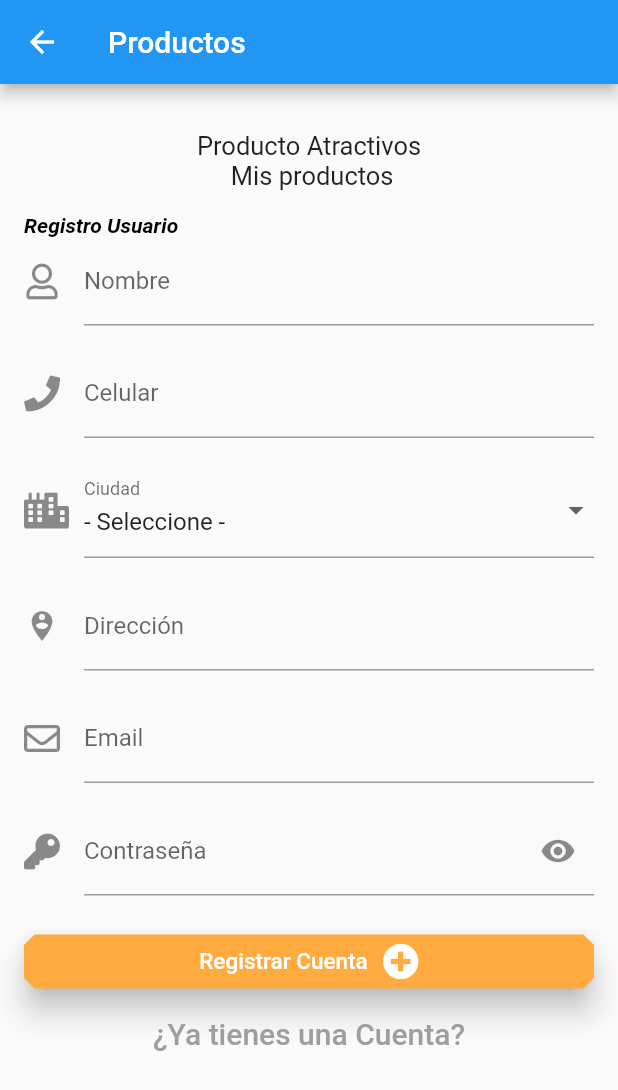
After one commit to Francisca-campos/tradeprinting_dsm51_equipo1, a Flutter app: the LoginPage screen opened directly, after a tap on "Ingresar", after a tap on "Crear una cuenta", on a phone screen of 412 x 824 dp. The commit adds this screen. Shown: the top 1090 px of the screen. Run offline on Flutter 3.47's test engine with Material 2 defaults, Android fonts, the phone set to English and light mode, and no system bars; our stand-ins replace cloud_firestore, firebase_auth, font_awesome_flutter, intro_slider; accounts and stored records are empty.

Commit message:
login y registro

```diff
--- /dev/null
+++ b/lib/login_admin/login_page.dart
@@ -0,0 +1,400 @@
+import 'package:flutter/material.dart';
+import 'package:flutter/widgets.dart';
+import 'package:font_awesome_flutter/font_awesome_flutter.dart';
+import 'package:cloud_firestore/cloud_firestore.dart';
+import 'package:tradeprinting_dsm51_equipo1/auth/auth.dart';
+import 'package:tradeprinting_dsm51_equipo1/login_admin/menu_page.dart';
+import 'package:tradeprinting_dsm51_equipo1/model/user_model.dart';
+
+class LoginPage extends StatefulWidget {
+  LoginPage({this.auth, this.onSignIn});
+
+  final BaseAuth auth;
+  final VoidCallback onSignIn;
+
+  @override
+  _LoginPageState createState() => _LoginPageState();
+}
+
+enum FormType { login, registro }
+enum SelectSource { camara, galeria }
+
+class _LoginPageState extends State<LoginPage> {
+  final formKey = GlobalKey<FormState>();
+  //Declaramos las variables
+  String _email;
+  String _password;
+  String _nombre;
+  String _telefono;
+  String _itemCiudad;
+  String _direccion;
+  String _urlFoto = '';
+  String usuario;
+
+  bool _obscureText = true;
+  FormType _formType = FormType.login;
+  List<DropdownMenuItem<String>> _ciudadItems;
+
+  @override
+  void initState() {
+    super.initState();
+    setState(() {
+      _ciudadItems = getCiudadItems();
+      _itemCiudad = _ciudadItems[0].value;
+    });
+  }
+
+  getData() async {
+    return await Firestore.instance.collection('ciudades').getDocuments();
+  }
+
+  List<DropdownMenuItem<String>> getCiudadItems() {
+    List<DropdownMenuItem<String>> items = List();
+    QuerySnapshot dataCiudades;
+    getData().then((data) {
+      dataCiudades = data;
+      dataCiudades.documents.forEach((obj) {
+        print('${obj.documentID} ${obj['nombre']}');
+        items.add(DropdownMenuItem(
+          value: obj.documentID,
+          child: Text(obj['nombre']),
+        ));
+      });
+    }).catchError((error) => print('hay un error.....' + error));
+
+    items.add(DropdownMenuItem(
+      value: '0',
+      child: Text('- Seleccione -'),
+    ));
+
+    return items;
+  }
+
+  bool _validarGuardar() {
+    final form = formKey.currentState;
+    if (form.validate()) {
+      form.save();
+      return true;
+    }
+    return false;
+  }
+
+  void _validarEnviar() async {
+    if (_validarGuardar()) {
+      try {
+        String userId =
+            await widget.auth.signInEmailPassword(_email, _password);
+        print('Usuario logueado : $userId '); //ok
+        widget.onSignIn();
+        HomePage(auth: widget.auth); //return menu_page.dart
+        Navigator.of(context).pop();
+      } catch (e) {
+        print('Error .... $e');
+        AlertDialog alerta = new AlertDialog(
+          content: Text('Error en la Autenticación'),
+          title: Text('Error'),
+          actions: <Widget>[],
+        );
+        showDialog(context: context, child: alerta);
+      }
+    }
+  }
+
+  void _validarRegistrar() async {
+    if (_validarGuardar()) {
+      try {
+        Usuario usuario = Usuario(
+            //model/user_model.dart instance usuario
+            nombre: _nombre,
+            ciudad: _itemCiudad,
+            direccion: _direccion,
+            email: _email,
+            password: _password,
+            telefono: _telefono,
+            foto: _urlFoto);
+        String userId = await widget.auth.signUpEmailPassword(usuario);
+        print('Usuario logueado : $userId'); //ok
+        widget.onSignIn();
+        HomePage(auth: widget.auth); //menu_page.dart
+        Navigator.of(context).pop();
+      } catch (e) {
+        print('Error .... $e');
+        AlertDialog alerta = new AlertDialog(
+          content: Text('Error en el registro'),
+          title: Text('Error'),
+          actions: <Widget>[],
+        );
+        showDialog(context: context, child: alerta);
+      }
+    }
+  }
+
+  void _irRegistro() {
+    setState(() {
+      formKey.currentState.reset();
+      _formType = FormType.registro;
+    });
+  }
+
+  //method go Login
+  void _irLogin() {
+    setState(() {
+      formKey.currentState.reset();
+      _formType = FormType.login;
+    });
+  }
+
+  @override
+  Widget build(BuildContext context) {
+    return Scaffold(
+      appBar: AppBar(
+        title: Text('Productos'),
+      ),
+      body: SingleChildScrollView(
+          scrollDirection: Axis.vertical,
+          child: Container(
+              padding: EdgeInsets.all(16.0),
+              child: Center(
+                  child: Form(
+                key: formKey,
+                child: Column(
+                    crossAxisAlignment: CrossAxisAlignment
+                        .stretch, //ajusta los widgets a lso extremos
+                    children: [
+                          Padding(padding: EdgeInsets.only(top: 15.0)),
+                          Text(
+                            'Producto Atractivos \n Mis productos',
+                            textAlign: TextAlign.center,
+                            style: TextStyle(
+                              fontSize: 17.0,
+                            ),
+                          ),
+                          Padding(padding: EdgeInsets.only(bottom: 15.0)),
+                        ] +
+                        buildInputs() +
+                        buildSubmitButtons()),
+              )))),
+    );
+  }
+
+  List<Widget> buildInputs() {
+    if (_formType == FormType.login) {
+      return [
+        //list or array
+        TextFormField(
+          keyboardType: TextInputType.emailAddress,
+          decoration: InputDecoration(
+            labelText: 'Email',
+            icon: Icon(FontAwesomeIcons.envelope),
+          ),
+          validator: (value) =>
+              value.isEmpty ? 'El campo Email está vacio' : null,
+          onSaved: (value) => _email = value.trim(),
+        ),
+        Padding(
+          padding: EdgeInsets.all(8.0),
+        ),
+        TextFormField(
+          keyboardType: TextInputType.text,
+          obscureText: _obscureText,
+          decoration: InputDecoration(
+              labelText: 'Contraseña',
+              icon: Icon(FontAwesomeIcons.key),
+              suffixIcon: GestureDetector(
+                onTap: () {
+                  setState(() {
+                    _obscureText = !_obscureText;
+                  });
+                },
+                child: Icon(
+                  _obscureText ? Icons.visibility : Icons.visibility_off,
+                ),
+              )),
+          validator: (value) => value.isEmpty
+              ? 'El campo password debe tener\nal menos 6 caracteres'
+              : null,
+          onSaved: (value) => _password = value.trim(),
+        ),
+        Padding(
+          padding: EdgeInsets.all(10.0),
+        ),
+      ];
+    } else {
+      return [
+        Row(
+          mainAxisAlignment: MainAxisAlignment.center,
+        ),
+        Text(
+          'Registro Usuario',
+          style: TextStyle(
+              color: Colors.black,
+              fontStyle: FontStyle.italic,
+              fontWeight: FontWeight.bold),
+        ),
+        TextFormField(
+          keyboardType: TextInputType.text,
+          decoration: InputDecoration(
+              labelText: 'Nombre', icon: Icon(FontAwesomeIcons.user)),
+          validator: (value) =>
+              value.isEmpty ? 'El campo Nombre esta vacio' : null,
+          onSaved: (value) => _nombre = value.trim(),
+        ),
+        Padding(
+          padding: EdgeInsets.all(8.0),
+        ),
+        TextFormField(
+          keyboardType: TextInputType.phone,
+          decoration: InputDecoration(
+            labelText: 'Celular',
+            icon: Icon(FontAwesomeIcons.phone),
+          ),
+          validator: (value) =>
+              value.isEmpty ? 'El campo Telefono esta vacio' : null,
+          onSaved: (value) => _telefono = value.trim(),
+        ),
+        Padding(
+          padding: EdgeInsets.all(8.0),
+        ),
+        DropdownButtonFormField(
+          validator: (value) =>
+              value == '0' ? 'Debe seleccionar una ciudad' : null,
+          decoration: InputDecoration(
+              labelText: 'Ciudad', icon: Icon(FontAwesomeIcons.city)),
+          value: _itemCiudad,
+          items: _ciudadItems,
+          onChanged: (value) {
+            setState(() {
+              _itemCiudad = value;
+            });
+          }, //seleccionarCiudadItem,
+          onSaved: (value) => _itemCiudad = value,
+        ),
+        Padding(
+          padding: EdgeInsets.all(8.0),
+        ),
+        TextFormField(
+            keyboardType: TextInputType.text,
+            decoration: InputDecoration(
+              labelText: 'Dirección',
+              icon: Icon(Icons.person_pin_circle),
+            ),
+            validator: (value) =>
+                value.isEmpty ? 'El campo Direccion está vacio' : null,
+            onSaved: (value) => _direccion = value.trim()),
+        Padding(
+          padding: EdgeInsets.all(8.0),
+        ),
+        TextFormField(
+          keyboardType: TextInputType.emailAddress,
+          decoration: InputDecoration(
+            labelText: 'Email',
+            icon: Icon(FontAwesomeIcons.envelope),
+          ),
+          validator: (value) =>
+              value.isEmpty ? 'El campo Email esta vacio' : null,
+          onSaved: (value) => _email = value.trim(),
+        ),
+        Padding(
+          padding: EdgeInsets.all(8.0),
+        ),
+        TextFormField(
+          obscureText: _obscureText, //password
+          decoration: InputDecoration(
+              labelText: 'Contraseña',
+              icon: Icon(FontAwesomeIcons.key),
+              suffixIcon: GestureDetector(
+                onTap: () {
+                  setState(() {
+                    _obscureText = !_obscureText;
+                  });
+                },
+                child: Icon(
+                  _obscureText ? Icons.visibility : Icons.visibility_off,
+                ),
+              )),
+          validator: (value) => value.isEmpty
+              ? 'El campo password debe tener\nal menos 6 caracteres'
+              : null,
+          onSaved: (value) => _password = value.trim(),
+        ),
+        Padding(
+          padding: EdgeInsets.all(10.0),
+        ),
+      ];
+    }
+  }
+
+  List<Widget> buildSubmitButtons() {
+    if (_formType == FormType.login) {
+      return [
+        RaisedButton(
+          onPressed: _validarEnviar,
+          child: Row(
+            mainAxisAlignment: MainAxisAlignment.center,
+            crossAxisAlignment: CrossAxisAlignment.center,
+            children: <Widget>[
+              Text(
+                "Ingresar",
+                style: TextStyle(color: Colors.white, fontSize: 15.0),
+              ),
+              Padding(
+                padding: EdgeInsets.only(left: 10.0),
+              ),
+              Icon(
+                FontAwesomeIcons.checkCircle,
+                color: Colors.white,
+              )
+            ],
+          ),
+          color: Colors.orangeAccent,
+          shape: BeveledRectangleBorder(
+            borderRadius: BorderRadius.all(Radius.circular(7.0)),
+          ),
+          elevation: 8.0,
+        ),
+        FlatButton(
+          child: Text(
+            'Crear una cuenta', //create new acount
+            style: TextStyle(fontSize: 20.0, color: Colors.grey),
+          ),
+          onPressed: _irRegistro,
+        ),
+      ];
+    } else {
+      return [
+        RaisedButton(
+          onPressed: _validarRegistrar,
+          child: Row(
+            mainAxisAlignment: MainAxisAlignment.center,
+            crossAxisAlignment: CrossAxisAlignment.center,
+            children: <Widget>[
+              Text(
+                "Registrar Cuenta", //register new acount
+                style: TextStyle(color: Colors.white, fontSize: 15.0),
+              ),
+              Padding(
+                padding: EdgeInsets.only(left: 10.0),
+              ),
+              Icon(
+                FontAwesomeIcons.plusCircle,
+                color: Colors.white,
+              )
+            ],
+          ),
+          color: Colors.orangeAccent,
+          shape: BeveledRectangleBorder(
+            borderRadius: BorderRadius.all(Radius.circular(7.0)),
+          ),
+          elevation: 8.0,
+        ),
+        FlatButton(
+          child: Text(
+            '¿Ya tienes una Cuenta?',
+            style: TextStyle(fontSize: 20.0, color: Colors.grey),
+          ),
+          onPressed: _irLogin,
+        )
+      ];
+    }
+  }
+}
--- a/lib/login_admin/sliders_page.dart
+++ b/lib/login_admin/sliders_page.dart
@@ -3,6 +3,7 @@ import 'package:tradeprinting_dsm51_equipo1/auth/auth.dart';
 import 'package:intro_slider/slide_object.dart';
 import 'package:intro_slider/intro_slider.dart';
 
+// import 'package:tradeprinting_dsm51_equipo1/login_admin/login_page.dart';
 class IntroScreen extends StatefulWidget {
   IntroScreen({this.auth, this.onSignIn});
   final BaseAuth auth;
```
Also changed, not shown: lib/login_admin/contentPage.dart (+11 -6 lines), lib/login_admin/menu_page.dart (added, +197 -0 lines), lib/widgets/home_page.dart (added, +64 -0 lines), assets/images/pro.jpg (added).
